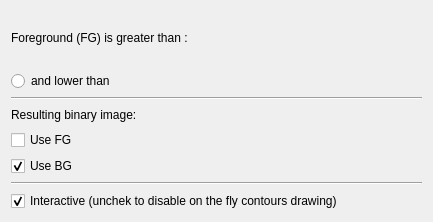
open-vv/vv, file vv/qt_ui/vvToolProfile.ui: the form before one commit.
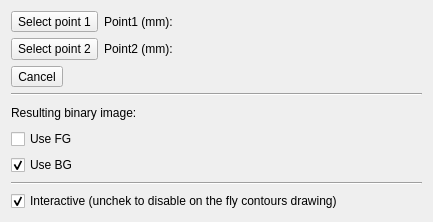
The form after the commit. Custom widgets are drawn as their Qt base class.

Commit message: Selection of the 2 points

```diff
--- a/vv/qt_ui/vvToolProfile.ui
+++ b/vv/qt_ui/vvToolProfile.ui
@@ -18,17 +18,13 @@
     <layout class="QVBoxLayout" name="verticalLayout_3">
      <item>
       <layout class="QGridLayout" name="gridLayout_2">
-       <item row="2" column="2">
-        <widget class="vvIntensityValueSlider" name="mThresholdSlider2" native="true">
-         <property name="enabled">
-          <bool>false</bool>
-         </property>
-        </widget>
-       </item>
+       <property name="horizontalSpacing">
+        <number>6</number>
+       </property>
        <item row="1" column="1">
-        <widget class="QLabel" name="label_2">
+        <widget class="QToolButton" name="mSelectPoint1Button">
          <property name="text">
-          <string>Foreground (FG) is greater than : </string>
+          <string>Select point 1</string>
          </property>
         </widget>
        </item>
@@ -36,15 +32,55 @@
         <widget class="vvIntensityValueSlider" name="mThresholdSlider1" native="true"/>
        </item>
        <item row="2" column="1">
-        <widget class="QRadioButton" name="mRadioButtonLowerThan">
+        <widget class="QPushButton" name="mSelectPoint2Button">
          <property name="text">
-          <string>and lower than</string>
+          <string>Select point 2</string>
          </property>
-         <property name="autoExclusive">
-          <bool>false</bool>
+        </widget>
+       </item>
+       <item row="3" column="1">
+        <widget class="QToolButton" name="mCancelPoints">
+         <property name="text">
+          <string>Cancel</string>
          </property>
         </widget>
        </item>
+       <item row="1" column="2">
+        <layout class="QHBoxLayout" name="horizontalLayout">
+         <item>
+          <widget class="QLabel" name="Point1">
+           <property name="text">
+            <string>Point1 (mm): </string>
+           </property>
+          </widget>
+         </item>
+         <item>
+          <widget class="QLabel" name="mPosPoint1Label">
+           <property name="text">
+            <string/>
+           </property>
+          </widget>
+         </item>
+        </layout>
+       </item>
+       <item row="2" column="2">
+        <layout class="QHBoxLayout" name="horizontalLayout_2">
+         <item>
+          <widget class="QLabel" name="Point2">
+           <property name="text">
+            <string>Point2 (mm): </string>
+           </property>
+          </widget>
+         </item>
+         <item>
+          <widget class="QLabel" name="mPosPoint2Label">
+           <property name="text">
+            <string/>
+           </property>
+          </widget>
+         </item>
+        </layout>
+       </item>
       </layout>
      </item>
     </layout>
```
Left out of the diff: 19 changed lines with no effect on the pictures. The commit also changes 2 other files.
